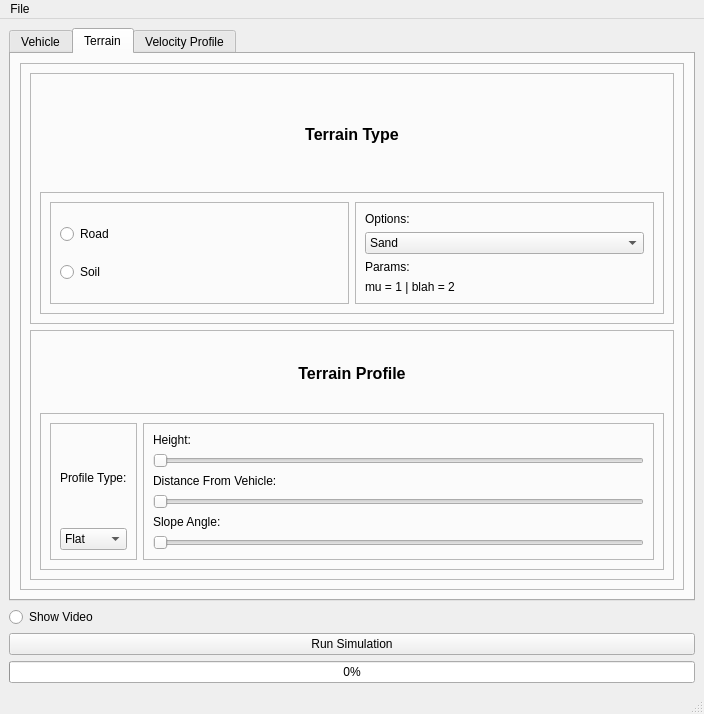
This is gui/my_gui.ui in bdemin/simGUI as Qt 5 draws it before an edit. The edited form follows.
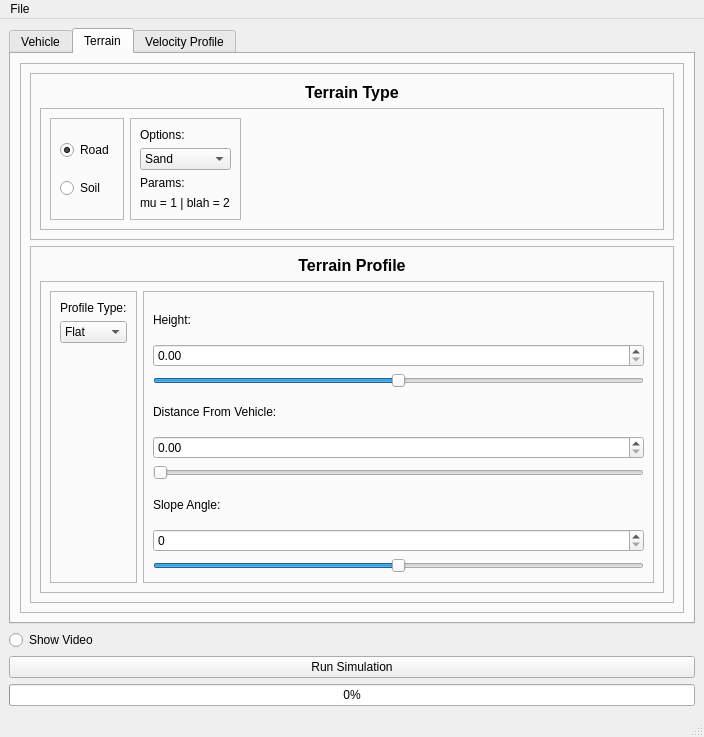
This is the edited form. The open tabs and pages were chosen to show the change. Icons and pictures are not drawn.

What changed in the file:
```diff
--- a/gui/my_gui.ui
+++ b/gui/my_gui.ui
@@ -8,7 +8,7 @@
     <x>0</x>
     <y>0</y>
     <width>704</width>
-    <height>714</height>
+    <height>737</height>
    </rect>
   </property>
   <property name="windowTitle">
@@ -218,6 +218,9 @@
                       <property name="text">
                        <string>Road</string>
                       </property>
+                      <property name="checked">
+                       <bool>true</bool>
+                      </property>
                      </widget>
                     </item>
                     <item>
@@ -282,6 +285,19 @@
                    </layout>
                   </widget>
                  </item>
+                 <item>
+                  <spacer name="horizontalSpacer">
+                   <property name="orientation">
+                    <enum>Qt::Horizontal</enum>
+                   </property>
+                   <property name="sizeHint" stdset="0">
+                    <size>
+                     <width>40</width>
+                     <height>20</height>
+                    </size>
+                   </property>
+                  </spacer>
+                 </item>
                 </layout>
                </widget>
               </item>
@@ -358,6 +374,19 @@
                       </item>
                      </widget>
                     </item>
+                    <item>
+                     <spacer name="verticalSpacer">
+                      <property name="orientation">
+                       <enum>Qt::Vertical</enum>
+                      </property>
+                      <property name="sizeHint" stdset="0">
+                       <size>
+                        <width>20</width>
+                        <height>40</height>
+                       </size>
+                      </property>
+                     </spacer>
+                    </item>
                    </layout>
                   </widget>
                  </item>
@@ -377,8 +406,17 @@
                       </property>
                      </widget>
                     </item>
+                    <item>
+                     <widget class="QDoubleSpinBox" name="doubleSpinBoxHeight"/>
+                    </item>
                     <item>
                      <widget class="QSlider" name="sliderHeight">
+                      <property name="minimum">
+                       <number>-10</number>
+                      </property>
+                      <property name="maximum">
+                       <number>10</number>
+                      </property>
                       <property name="orientation">
                        <enum>Qt::Horizontal</enum>
                       </property>
@@ -391,6 +429,9 @@
                       </property>
                      </widget>
                     </item>
+                    <item>
+                     <widget class="QDoubleSpinBox" name="doubleSpinBoxDistance"/>
+                    </item>
                     <item>
                      <widget class="QSlider" name="slideDistance">
                       <property name="orientation">
@@ -405,8 +446,20 @@
                       </property>
                      </widget>
                     </item>
+                    <item>
+                     <widget class="QSpinBox" name="spinBoxSlopeAngle"/>
+                    </item>
                     <item>
                      <widget class="QSlider" name="sliderSlope">
+                      <property name="minimum">
+                       <number>-45</number>
+                      </property>
+                      <property name="maximum">
+                       <number>45</number>
+                      </property>
+                      <property name="singleStep">
+                       <number>5</number>
+                      </property>
                       <property name="orientation">
                        <enum>Qt::Horizontal</enum>
                       </property>
```
Left out of the diff: 11 changed lines with no effect on the pictures.
